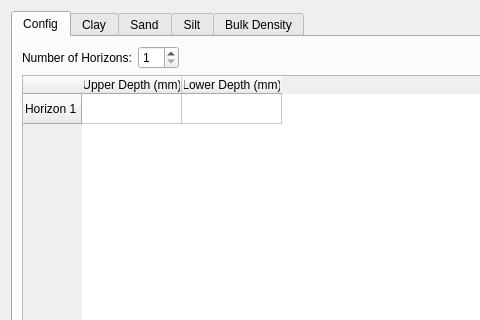
Above: src/mhm_qgis/qt/ui/forms/soil_multi_horizon_input.ui from mhm-ufz/mHM-QGIS before the change; both pictures show x 0 to 480 and y 0 to 320 of the 686 by 514 pixel window. Below: the same form after it.
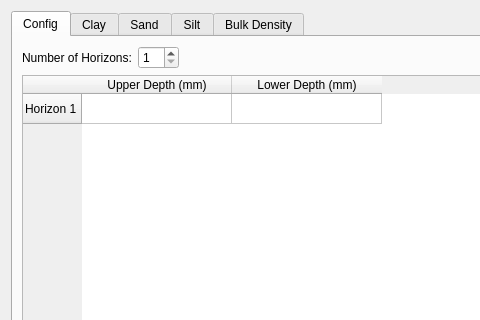
That is the form after the change. Icons and pictures are not drawn.

What changed in the file:
```diff
--- a/src/mhm_qgis/qt/ui/forms/soil_multi_horizon_input.ui
+++ b/src/mhm_qgis/qt/ui/forms/soil_multi_horizon_input.ui
@@ -100,6 +100,9 @@
            <height>0</height>
           </size>
          </property>
+         <attribute name="horizontalHeaderDefaultSectionSize">
+          <number>150</number>
+         </attribute>
          <row>
           <property name="text">
            <string>Horizon 1</string>
```
